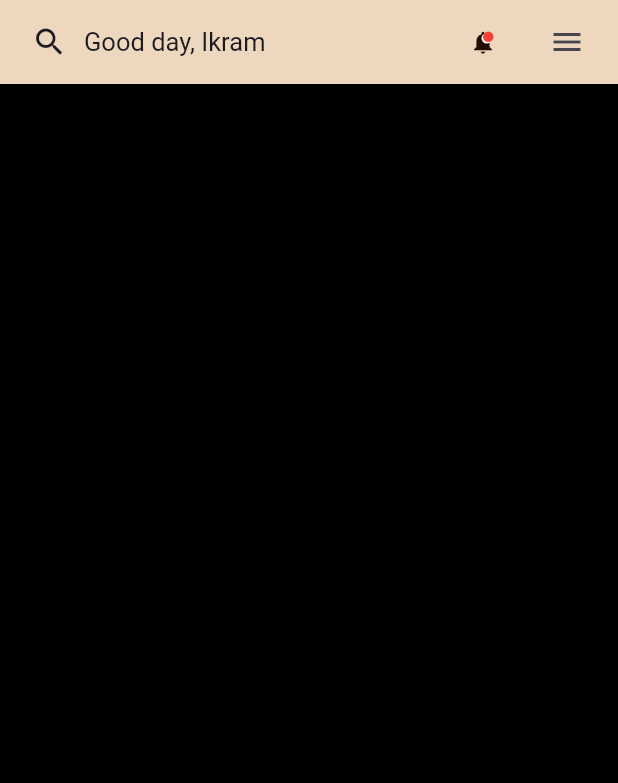
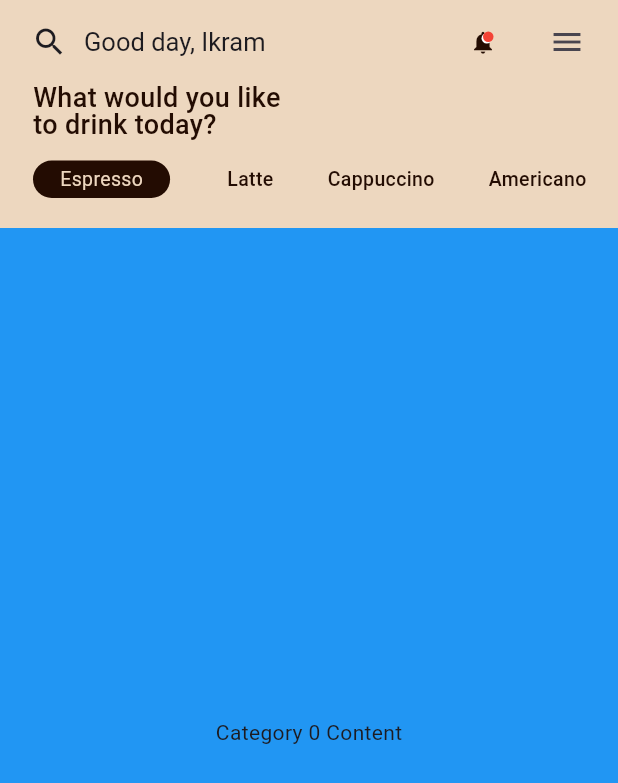
Before and after one commit to ikram-khani/coffee_shop, a Flutter app: the HomeScreen screen opened directly, on a phone screen of 412 x 824 dp. Shown: the top 783 px of the screen. Run offline on Flutter 3.47's test engine with Material 3 defaults, Android fonts, the phone set to English and light mode, and no system bars.

Commit message:
creating category wise screens an

```diff
--- a/lib/view/screens/home_screen.dart
+++ b/lib/view/screens/home_screen.dart
@@ -1,3 +1,4 @@
+import 'package:coffee_shop/view/widgets/category_wise_products.dart';
 import 'package:coffee_shop/view/widgets/notification_icon.dart';
 import 'package:flutter/material.dart';
 import 'package:flutter/services.dart';
@@ -16,12 +17,14 @@ class _HomeScreenState extends State<HomeScreen> {
   @override
   void dispose() {
     _searchFocusNode.dispose();
+
     super.dispose();
   }
 
   @override
   Widget build(BuildContext context) {
-    SystemChrome.setEnabledSystemUIMode(SystemUiMode.manual, overlays: []);
+    SystemChrome.setEnabledSystemUIMode(SystemUiMode.manual,
+        overlays: SystemUiOverlay.values);
     return Scaffold(
       appBar: AppBar(
         titleSpacing: 0,
@@ -65,10 +68,9 @@ class _HomeScreenState extends State<HomeScreen> {
         ],
       ),
       body: GestureDetector(
-          onTap: () => _searchFocusNode.unfocus(),
-          child: Container(
-            color: Colors.black,
-          )),
+        onTap: () => _searchFocusNode.unfocus(),
+        child: const CategoryWiseProducts(),
+      ),
     );
   }
 }
--- /dev/null
+++ b/lib/view/widgets/category_wise_products.dart
@@ -0,0 +1,184 @@
+import 'package:flutter/material.dart';
+
+class CategoryWiseProducts extends StatefulWidget {
+  const CategoryWiseProducts({super.key});
+
+  @override
+  State<CategoryWiseProducts> createState() => _CategoryWiseProductsState();
+}
+
+class _CategoryWiseProductsState extends State<CategoryWiseProducts> {
+  PageController _pageController = PageController();
+  int _currentIndex = 0;
+  ScrollController _scrollController = ScrollController();
+
+  List<String> coffeeCategories = [
+    'Espresso',
+    'Latte',
+    'Cappuccino',
+    'Americano',
+    'Macchiato',
+    'Mocha',
+    'Flat White',
+    'Affogato',
+    'Cold Brew',
+    'Iced Coffee',
+    'Frappuccino',
+    'Decaf',
+  ];
+
+  @override
+  void dispose() {
+    _pageController.dispose();
+    _scrollController.dispose();
+    super.dispose();
+  }
+
+  @override
+  void initState() {
+    super.initState();
+    _pageController = PageController(initialPage: _currentIndex);
+    _scrollController = ScrollController();
+  }
+
+  @override
+  Widget build(BuildContext context) {
+    return Column(
+      children: [
+        Padding(
+          padding: const EdgeInsets.only(
+            left: 22,
+          ),
+          child: Align(
+            alignment: Alignment.topLeft,
+            child: Text(
+              'What would you like\nto drink today?',
+              textAlign: TextAlign.start,
+              style: TextStyle(
+                height: 1,
+                fontSize: 18,
+                fontWeight: FontWeight.w500,
+                color: Theme.of(context).primaryColor,
+              ),
+            ),
+          ),
+        ),
+        SizedBox(
+          height: 60,
+          child: ListView.builder(
+            controller: _scrollController,
+            scrollDirection: Axis.horizontal,
+            itemCount: coffeeCategories.length,
+            itemBuilder: (context, index) {
+              return Padding(
+                padding: EdgeInsets.only(
+                  left: _currentIndex == index ? 22 : 0,
+                  right: _currentIndex == index ? 20 : 0,
+                  bottom: 20,
+                  top: 15,
+                ),
+                child: GestureDetector(
+                  onTap: () {
+                    _pageController.animateToPage(
+                      index,
+                      duration: const Duration(microseconds: 300),
+                      curve: Curves.ease,
+                    );
+                    setState(() {
+                      _currentIndex = index;
+                    });
+                  },
+                  child: Container(
+                    padding: const EdgeInsets.symmetric(
+                      horizontal: 18,
+                      vertical: 3,
+                    ),
+                    decoration: BoxDecoration(
+                      color: _currentIndex == index
+                          ? Theme.of(context).primaryColor
+                          : Colors.transparent,
+                      borderRadius: BorderRadius.circular(20),
+                    ),
+                    child: Text(
+                      coffeeCategories[index],
+                      style: TextStyle(
+                        color: _currentIndex == index
+                            ? Theme.of(context).scaffoldBackgroundColor
+                            : Theme.of(context).primaryColor,
+                        fontSize: 13,
+                        fontWeight: _currentIndex == index
+                            ? FontWeight.normal
+                            : FontWeight.w500,
+                      ),
+                    ),
+                  ),
+                ),
+              );
+            },
+          ),
+        ),
+        Expanded(
+          child: PageView(
+            controller: _pageController,
+            onPageChanged: (index) {
+              setState(() {
+                _currentIndex = index;
+                _scrollToCategory(index);
+              });
+            },
+            children: [
+              // Pages for each category
+              Container(
+                color: Colors.blue,
+                child: Center(
+                  child: Text('Category 0 Content'),
+                ),
+              ),
+              Container(
+                color: Colors.green,
+                child: Center(
+                  child: Text('Category 1 Content'),
+                ),
+              ),
+              Container(
+                color: Colors.red,
+                child: Center(
+                  child: Text('Category 2 Content'),
+                ),
+              ),
+              Container(
+                color: Colors.yellow,
+                child: Center(
+                  child: Text('Category 3 Content'),
+                ),
+              ),
+              Container(
+                color: Colors.orange,
+                child: Center(
+                  child: Text('Category 4 Content'),
+                ),
+              ),
+            ],
+          ),
+        ),
+      ],
+    );
+  }
+
+  void _scrollToCategory(int index) {
+    double screenWidth = MediaQuery.of(context).size.width;
+
+    // Calculate the width of each category button, assuming a width of 103
+    double categoryWidth = 103.0;
+
+    // Calculate the offset to center the selected category
+    double offset =
+        (index * categoryWidth) - (screenWidth / 2) + (categoryWidth / 2);
+
+    _scrollController.animateTo(
+      offset,
+      duration: const Duration(microseconds: 300),
+      curve: Curves.easeIn,
+    );
+  }
+}
```
